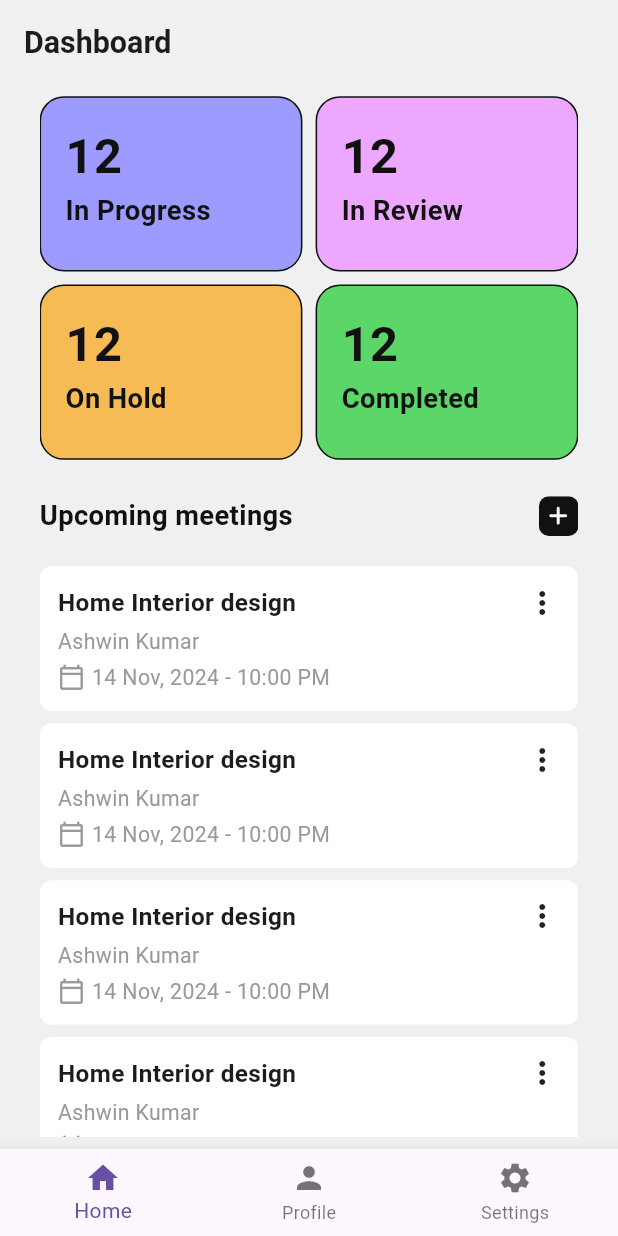
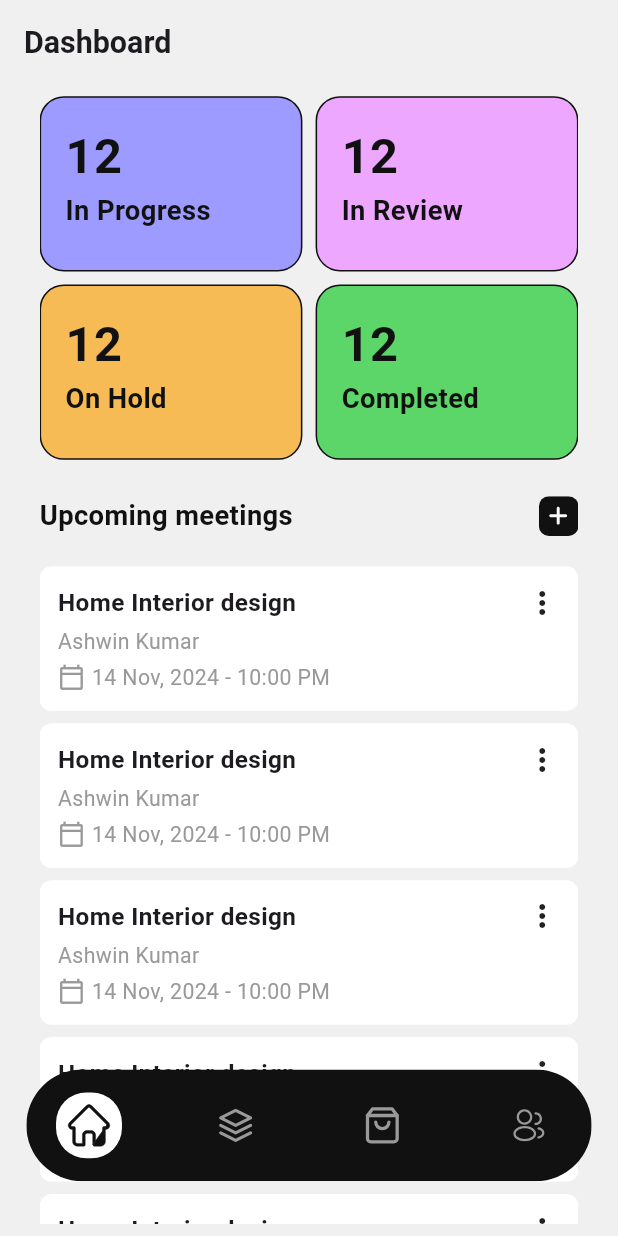
Before and after one commit to DarshanVanol/sjm-mobile-app, a Flutter app: the screen it shows after launch, on a phone screen of 412 x 824 dp. Run offline on Flutter 3.47's test engine with Material 3 defaults, Android fonts, the phone set to English and light mode, and no system bars; our stand-ins replace cloud_firestore, firebase_auth, firebase_core, flutter_riverpod, flutter_screenutil, flutter_svg and 2 more; accounts and stored records are empty.

Commit message:
Added bottom nav bar

```diff
--- a/lib/gen/assets/assets.gen.dart
+++ b/lib/gen/assets/assets.gen.dart
@@ -14,11 +14,23 @@ import 'package:flutter/services.dart';
 class $AssetsIconsGen {
   const $AssetsIconsGen();
 
+  /// File path: assets/icons/Home.svg
+  SvgGenImage get home => const SvgGenImage('assets/icons/Home.svg');
+
   /// File path: assets/icons/add_icon.svg
   SvgGenImage get addIcon => const SvgGenImage('assets/icons/add_icon.svg');
 
+  /// File path: assets/icons/customer.svg
+  SvgGenImage get customer => const SvgGenImage('assets/icons/customer.svg');
+
+  /// File path: assets/icons/order.svg
+  SvgGenImage get order => const SvgGenImage('assets/icons/order.svg');
+
+  /// File path: assets/icons/product.svg
+  SvgGenImage get product => const SvgGenImage('assets/icons/product.svg');
+
   /// List of all assets
-  List<SvgGenImage> get values => [addIcon];
+  List<SvgGenImage> get values => [home, addIcon, customer, order, product];
 }
 
 class $AssetsImagesGen {
--- /dev/null
+++ b/lib/ui/screens/admin/admin_screen.dart
@@ -0,0 +1,10 @@
+import 'package:flutter/material.dart';
+
+class AdminScreen extends StatelessWidget {
+  const AdminScreen({super.key});
+
+  @override
+  Widget build(BuildContext context) {
+    return const Scaffold();
+  }
+}
--- a/lib/ui/screens/dashboard.dart
+++ b/lib/ui/screens/dashboard.dart
@@ -1,6 +1,11 @@
 import 'package:flutter/material.dart';
+import 'package:flutter_screenutil/flutter_screenutil.dart';
 import 'package:go_router/go_router.dart';
-import 'package:sjm/ui/screens/home.dart';
+import 'package:sjm/ui/screens/admin/admin_screen.dart';
+import 'package:sjm/ui/screens/expense/expense_screen.dart';
+import 'package:sjm/ui/screens/home/home.dart';
+import 'package:sjm/ui/screens/project/project_screen.dart';
+import 'package:sjm/ui/screens/widgets/primary_bottom_navigation.dart';
 
 class DashboardScreen extends StatefulWidget {
   static DashboardScreen builder(BuildContext context, GoRouterState state) =>
@@ -10,38 +15,74 @@ class DashboardScreen extends StatefulWidget {
 }
 
 class _DashboardScreenState extends State<DashboardScreen> {
-  int _currentIndex = 0;
+  int selectedIndex = 0;
+  // int _currentIndex = 0;
 
   final List<Widget> _screens = [
     HomeScreen(),
+    ProjectScreen(),
+    ExpenseScreen(),
+    AdminScreen()
   ];
+    void _onBottomNavItemTap(int index) {
+    setState(() {
+      selectedIndex = index;
+    });
+  }
 
   @override
   Widget build(BuildContext context) {
-    return Scaffold(
-      body: _screens[_currentIndex],
-      bottomNavigationBar: BottomNavigationBar(
-        currentIndex: _currentIndex,
-        onTap: (index) {
-          setState(() {
-            _currentIndex = index;
-          });
-        },
-        items: [
-          const BottomNavigationBarItem(
-            icon: const Icon(Icons.home),
-            label: 'Home',
-          ),
-          const BottomNavigationBarItem(
-            icon: Icon(Icons.person),
-            label: 'Profile',
-          ),
-          const BottomNavigationBarItem(
-            icon: Icon(Icons.settings),
-            label: 'Settings',
+    return
+      Scaffold(
+    //  key: _scaffoldKey,
+      // drawer: PrimaryDrawer(scaffoldKey: _scaffoldKey),
+      resizeToAvoidBottomInset: false,
+      body: Stack(
+        children: [
+          _screens[selectedIndex],
+          Positioned(
+            bottom: 20.h,
+            left: 0,
+            right: 0,
+            child: Padding(
+              padding:EdgeInsets.symmetric(horizontal: 16.w,vertical: 16.h),
+
+              child: ClipRRect(
+                borderRadius: BorderRadius.circular(25.r),
+                child: PrimaryBottomNavigation(
+                  currentIndex: selectedIndex,
+                  onTap: _onBottomNavItemTap,
+                ),
+              ),
+            ),
           ),
         ],
       ),
     );
+//  Scaffold(
+      // body: _screens[_currentIndex],
+      // bottomNavigationBar: BottomNavigationBar(
+      //   currentIndex: _currentIndex,
+      //   onTap: (index) {
+      //     setState(() {
+      //       _currentIndex = index;
+      //     });
+      //   },
+      //   items: [
+      //     const BottomNavigationBarItem(
+      //       icon: const Icon(Icons.home),
+      //       label: 'Home',
+      //     ),
+      //     const BottomNavigationBarItem(
+      //       icon: Icon(Icons.person),
+      //       label: 'Profile',
+      //     ),
+      //     const BottomNavigationBarItem(
+      //       icon: Icon(Icons.settings),
+      //       label: 'Settings',
+      //     ),
+      //   ],
+      // ),
+   // );
   }
 }
--- /dev/null
+++ b/lib/ui/screens/expense/expense_screen.dart
@@ -0,0 +1,10 @@
+import 'package:flutter/material.dart';
+
+class ExpenseScreen extends StatelessWidget {
+  const ExpenseScreen({super.key});
+
+  @override
+  Widget build(BuildContext context) {
+    return Scaffold();
+  }
+}
--- a/lib/ui/screens/home.dart
+++ b/lib/ui/screens/home/home.dart
@@ -96,7 +96,7 @@ class HomeScreen extends StatelessWidget {
                   shrinkWrap: true,
                   scrollDirection: Axis.vertical,
                   itemCount: 10,
-                  physics: AlwaysScrollableScrollPhysics(),
+                  physics: const AlwaysScrollableScrollPhysics(),
                   itemBuilder: (context, index) => Padding(
                     padding: EdgeInsets.symmetric(vertical: 4.h),
                     child: Container(
--- /dev/null
+++ b/lib/ui/screens/project/project_screen.dart
@@ -0,0 +1,9 @@
+import 'package:flutter/material.dart';
+
+class ProjectScreen extends StatelessWidget {
+  const ProjectScreen({super.key});
+
+  @override
+  Widget build(BuildContext context) {
+    return Scaffold();
+  }}
--- /dev/null
+++ b/lib/ui/screens/widgets/primary_bottom_navigation.dart
@@ -0,0 +1,128 @@
+
+import 'package:flutter/material.dart';
+import 'package:flutter_screenutil/flutter_screenutil.dart';
+import 'package:sjm/common/theme/theme.dart';
+import 'package:sjm/gen/assets/assets.gen.dart';
+
+
+class PrimaryBottomNavigation extends StatefulWidget {
+  final int currentIndex;
+  final Function(int) onTap;
+
+  const PrimaryBottomNavigation({
+    Key? key,
+    required this.currentIndex,
+    required this.onTap,
+  }) : super(key: key);
+
+  @override
+  State<PrimaryBottomNavigation> createState() => _PrimaryBottomNavigationState();
+}
+
+class _PrimaryBottomNavigationState extends State<PrimaryBottomNavigation> {
+  //final SharedPreferenceHelper sharedPreferenceHelper = SharedPreferenceHelper(Preference());
+
+  @override
+  Widget build(BuildContext context) {
+    final colors = smjColorsExtension;
+    return Container(
+      padding: EdgeInsets.symmetric(
+        vertical: 15.h,
+        horizontal: 18.w,
+      ),
+      decoration: BoxDecoration(
+        color: colors.primary,
+        borderRadius: BorderRadius.all(
+          Radius.circular(50.r),
+        ),
+      ),
+      child: Row(
+        mainAxisAlignment: MainAxisAlignment.spaceBetween,
+        children: [
+          GestureDetector(
+            onTap: () {
+              setState(() {
+                widget.onTap(0);
+              });
+            },
+            child: _menuItem(
+              icon: SJMAssets.icons.home.svg(
+                width: 30.w,
+                height: 30.w,
+                color: widget.currentIndex == 0 ? colors.primary : colors.lightGrey,
+              ),
+              isCurrentIndex: widget.currentIndex == 0,
+            ),
+          ),
+          GestureDetector(
+            onTap: () {
+              setState(() {
+                widget.onTap(1);
+              });
+            },
+            child: _menuItem(
+              icon: SJMAssets.icons.product.svg(
+                color: widget.currentIndex == 1 ? colors.primary : colors.lightGrey,
+              ),
+              isCurrentIndex: widget.currentIndex == 1,
+            ),
+          ),
+          GestureDetector(
+            onTap: () {
+              setState(() {
+                widget.onTap(2);
+              });
+            },
+            child: _menuItem(
+              icon: SJMAssets.icons.order.svg(
+                width: 24.w,
+                height: 24.w,
+                fit: BoxFit.cover,
+                color: widget.currentIndex == 2 ? colors.primary : colors.lightGrey,
+              ),
+              isCurrentIndex: widget.currentIndex == 2,
+            ),
+          ),
+          // sharedPreferenceHelper.roleId == UserRolesConst.stocks ||
+          //         sharedPreferenceHelper.roleId == UserRolesConst.admin
+          //     ?
+          GestureDetector(
+            onTap: () {
+              setState(() {
+                widget.onTap(3);
+              });
+            },
+            child: _menuItem(
+              icon: SJMAssets.icons.customer.svg(
+                color: widget.currentIndex == 3 ? colors.primary : colors.lightGrey,
+              ),
+              isCurrentIndex: widget.currentIndex == 3,
+            ),
+          )
+          // : SizedBox.shrink(),
+        ],
+      ),
+    );
+  }
+
+  Widget _menuItem({
+    required Widget icon,
+    required bool isCurrentIndex,
+  }) {
+    return SizedBox(
+      height: 40.w,
+      width: 40.w,
+      child: Container(
+        height: 34.w,
+        width: 34.w,
+        decoration: BoxDecoration(
+          color: isCurrentIndex ? smjColorsExtension.white : Colors.transparent, // Update background color
+          borderRadius: BorderRadius.circular(20.r),
+        ),
+        child: UnconstrainedBox(
+          child: icon,
+        ),
+      ),
+    );
+  }
+}
```
Also changed, not shown: assets/icons/Home.svg (added), assets/icons/customer.svg (added), assets/icons/order.svg (added), assets/icons/product.svg (added).
